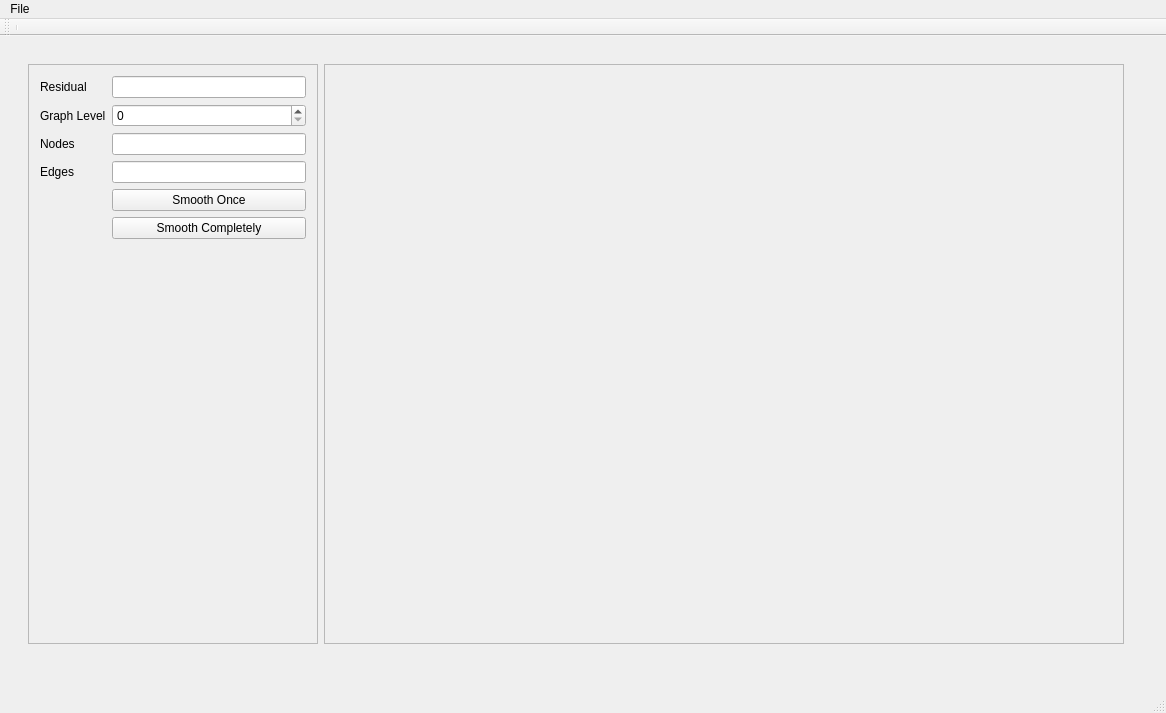
Qt form src/QtMain/AnimeshMainWindow.ui (jimbok8/Animesh) before a commit.
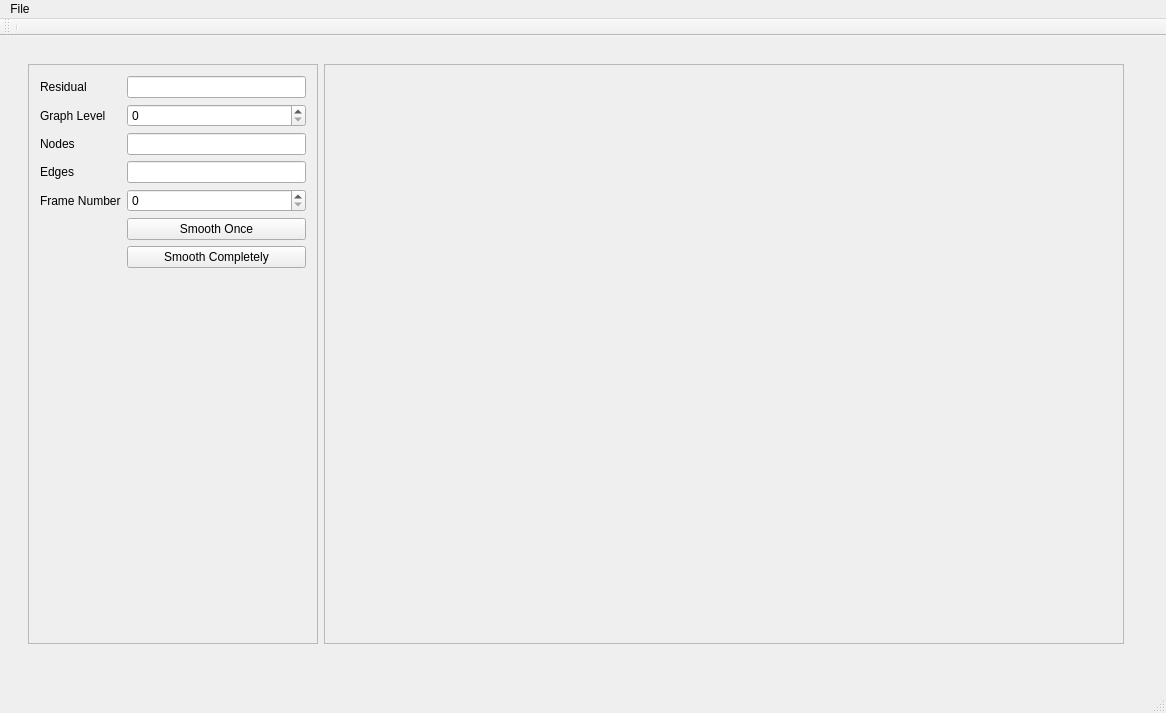
The same form after that commit. Custom widgets are drawn as their Qt base class.

Commit message: FIX: Multi-frame support added but broken.

Diff of the .ui file:
```diff
--- a/src/QtMain/AnimeshMainWindow.ui
+++ b/src/QtMain/AnimeshMainWindow.ui
@@ -125,6 +125,13 @@
          </widget>
         </item>
         <item row="6" column="1">
+         <widget class="QPushButton" name="btnSmoothOnce">
+          <property name="text">
+           <string>Smooth Once</string>
+          </property>
+         </widget>
+        </item>
+        <item row="8" column="1">
          <widget class="QPushButton" name="btnSmoothCompletely">
           <property name="text">
            <string>Smooth Completely</string>
@@ -132,9 +139,12 @@
          </widget>
         </item>
         <item row="5" column="1">
-         <widget class="QPushButton" name="btnSmoothOnce">
+         <widget class="QSpinBox" name="sbFrameNumber"/>
+        </item>
+        <item row="5" column="0">
+         <widget class="QLabel" name="lblFrameNumber">
           <property name="text">
-           <string>Smooth Once</string>
+           <string>Frame Number</string>
           </property>
          </widget>
         </item>
```
Left out of the diff: 7 changed lines with no effect on the pictures. The commit also changes 6 other files.
